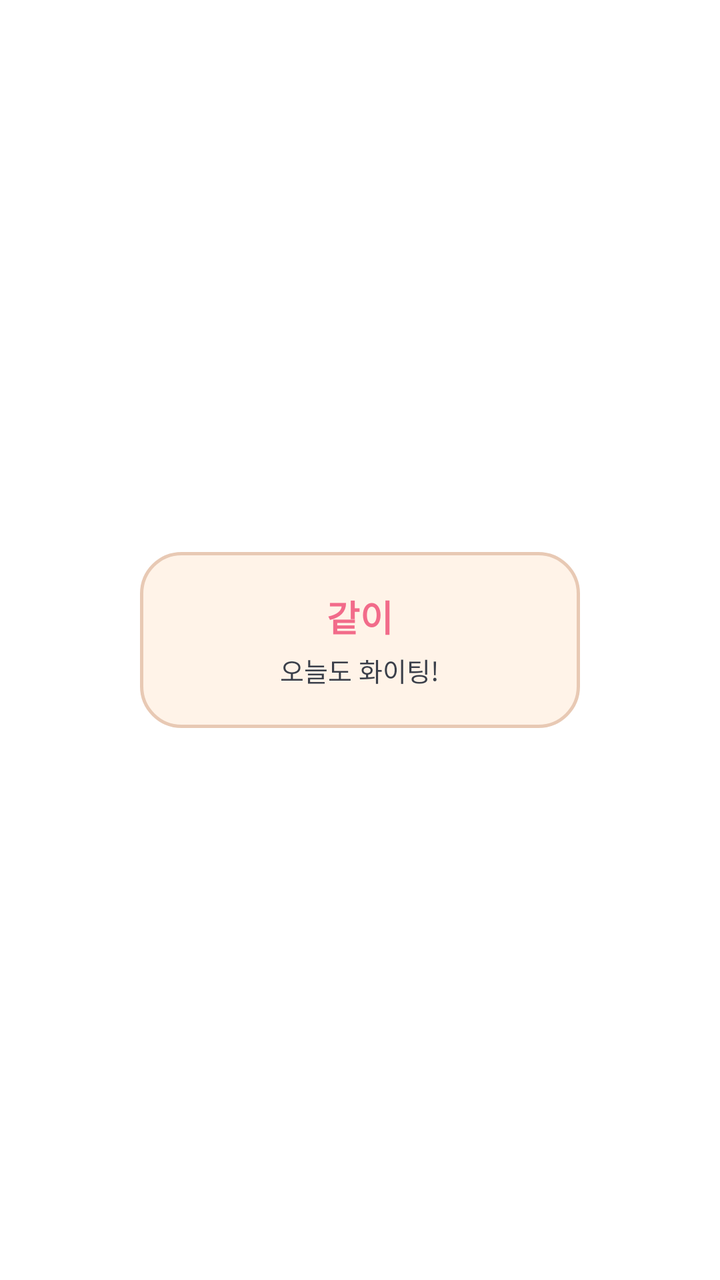
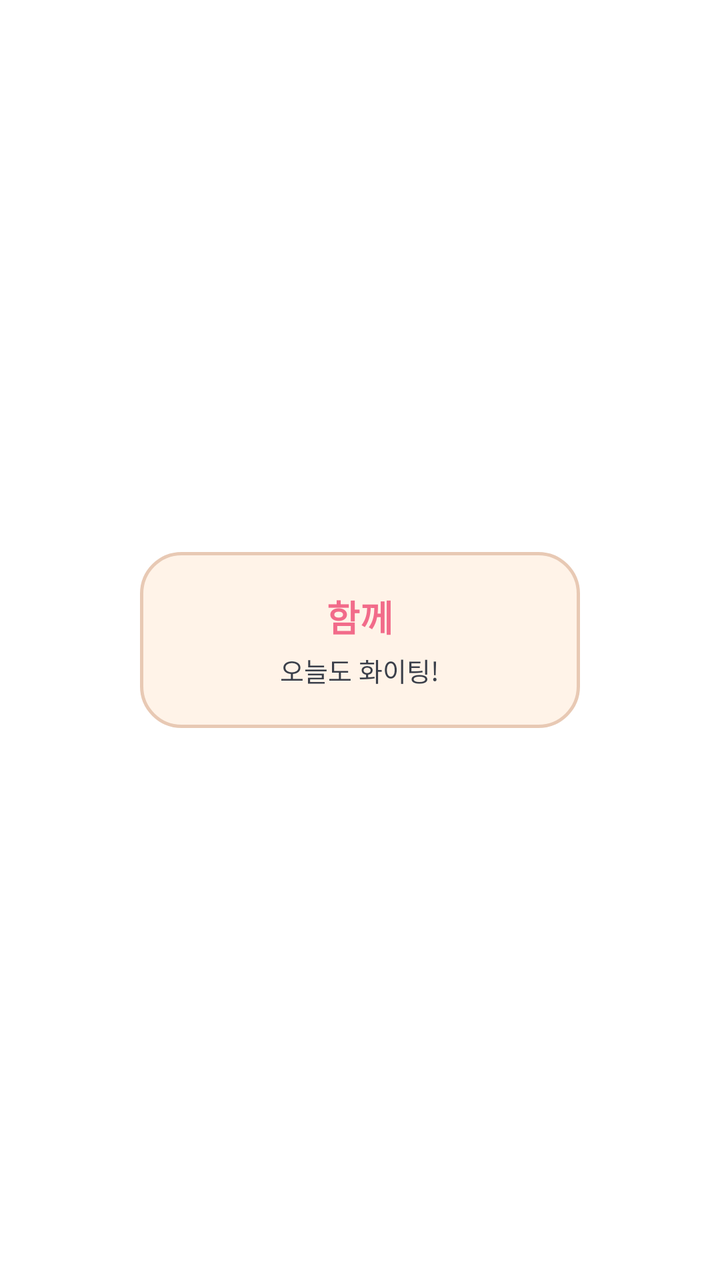

An Android layout rendered at two revisions. The XML below is the earlier revision; the diff shows what the commit changed to produce the second picture.
<!-- AndroidManifest.xml: fallback theme Theme.MaterialComponents.DayNight.NoActionBar -->
<!-- res/layout/dday_widget_preview.xml -->
<?xml version="1.0" encoding="utf-8"?>
<FrameLayout xmlns:android="http://schemas.android.com/apk/res/android"
    android:layout_width="match_parent"
    android:layout_height="match_parent"
    android:padding="8dp">

    <LinearLayout
        android:layout_width="220dp"
        android:layout_height="88dp"
        android:layout_gravity="center"
        android:background="@drawable/dday_widget_duo_frame"
        android:gravity="center"
        android:orientation="vertical"
        android:paddingStart="16dp"
        android:paddingEnd="16dp">

        <TextView
            android:layout_width="wrap_content"
            android:layout_height="wrap_content"
            android:text="@string/dday_widget_label"
            android:textColor="#F26B8A"
            android:textSize="18sp"
            android:textStyle="bold" />

        <TextView
            android:layout_width="wrap_content"
            android:layout_height="wrap_content"
            android:layout_marginTop="4dp"
            android:text="오늘도 화이팅!"
            android:textColor="#3A3F4A"
            android:textSize="13sp" />
    </LinearLayout>
</FrameLayout>
<!-- resources referenced by this layout -->
<resources>
  <!-- drawable dday_widget_duo_frame (drawable) -->
  <?xml version="1.0" encoding="utf-8"?>
  <shape xmlns:android="http://schemas.android.com/apk/res/android"
      android:shape="rectangle">
      <solid android:color="#FFF3E8" />
      <corners android:radius="20dp" />
      <stroke
          android:width="1.5dp"
          android:color="#E8C9B4" />
  </shape>
  <string name="dday_widget_label">같이</string>
</resources>

<!-- the commit's change to res/layout/dday_widget_preview.xml (unified diff, before → after) -->
@@ -17,7 +17,7 @@
         <TextView
             android:layout_width="wrap_content"
             android:layout_height="wrap_content"
-            android:text="@string/dday_widget_label"
+            android:text="@string/dday_widget_label_l"
             android:textColor="#F26B8A"
             android:textSize="18sp"
             android:textStyle="bold" />
<!-- resource entries referenced after the edit -->
@@ -10,6 +10,6 @@
           android:width="1.5dp"
           android:color="#E8C9B4" />
   </shape>
-  <string name="dday_widget_label">같이</string>
+  <string name="dday_widget_label_l">함께</string>
 </resources>
 
